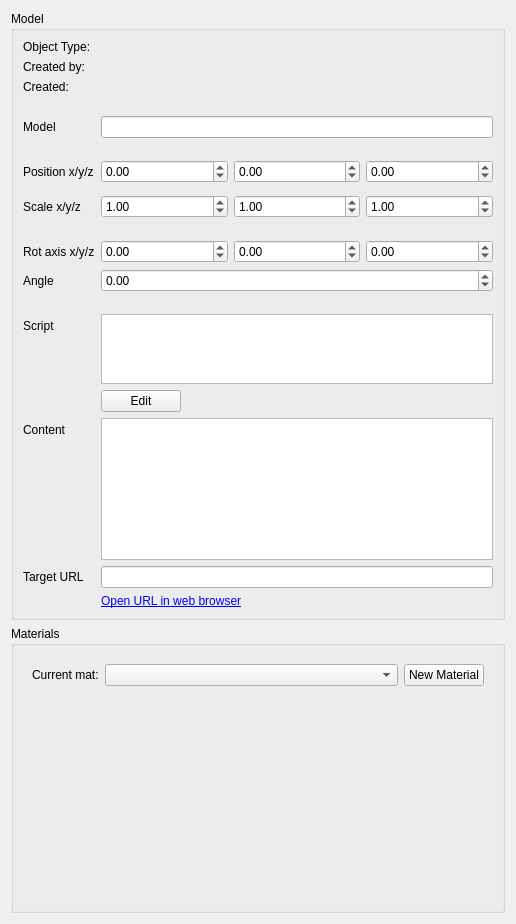
Qt form gui_client/ObjectEditor.ui (shipilovden/substrata-metasiberia) before a commit.
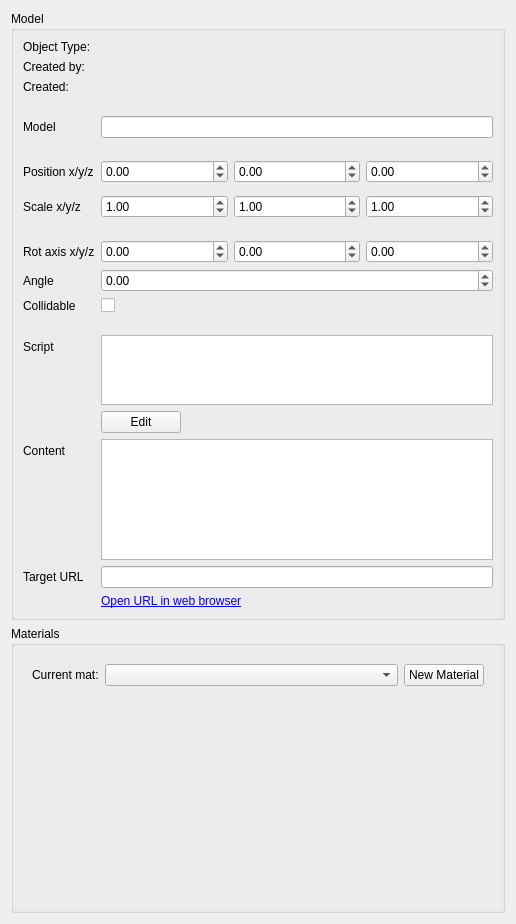
The same form after that commit. Custom widgets are drawn as their Qt base class.

Commit message: Removing instance on object deletion. Adding physics objects for instances. Added env.num_instances for scripts. Allowing selecting of instances, but made it so it selects the prototype object. Added flags uint32 to WorldObject, including the COLLIDABLE_FLAG. Added collidable checkbox to object editor.

```diff
--- a/gui_client/ObjectEditor.ui
+++ b/gui_client/ObjectEditor.ui
@@ -327,7 +327,7 @@
         </property>
        </widget>
       </item>
-      <item row="12" column="1">
+      <item row="13" column="1">
        <spacer name="verticalSpacer_3">
         <property name="orientation">
          <enum>Qt::Vertical</enum>
@@ -343,21 +343,21 @@
         </property>
        </spacer>
       </item>
-      <item row="13" column="0">
+      <item row="14" column="0">
        <widget class="QLabel" name="label_9">
         <property name="text">
          <string>Script</string>
         </property>
        </widget>
       </item>
-      <item row="15" column="0">
+      <item row="16" column="0">
        <widget class="QLabel" name="label_12">
         <property name="text">
          <string>Content</string>
         </property>
        </widget>
       </item>
-      <item row="15" column="1">
+      <item row="16" column="1">
        <widget class="QTextEdit" name="contentTextEdit">
         <property name="minimumSize">
          <size>
@@ -367,17 +367,17 @@
         </property>
        </widget>
       </item>
-      <item row="16" column="0">
+      <item row="17" column="0">
        <widget class="QLabel" name="targetURLLabel">
         <property name="text">
          <string>Target URL</string>
         </property>
        </widget>
       </item>
-      <item row="16" column="1">
-       <widget class="QLineEdit" name="targetURLLineEdit"/>
-      </item>
       <item row="17" column="1">
+       <widget class="QLineEdit" name="targetURLLineEdit"/>
+      </item>
+      <item row="18" column="1">
        <widget class="QLabel" name="visitURLLabel">
         <property name="text">
          <string>&lt;a href=&quot;#boo&quot;&gt;Open URL in web browser&lt;/a&gt;</string>
@@ -411,7 +411,7 @@
         </property>
        </widget>
       </item>
-      <item row="13" column="1">
+      <item row="14" column="1">
        <widget class="QWidget" name="widget_5" native="true">
         <layout class="QVBoxLayout" name="verticalLayout_2">
          <property name="spacing">
@@ -464,6 +464,20 @@
         </layout>
        </widget>
       </item>
+      <item row="12" column="1">
+       <widget class="QCheckBox" name="collidableCheckBox">
+        <property name="text">
+         <string/>
+        </property>
+       </widget>
+      </item>
+      <item row="12" column="0">
+       <widget class="QLabel" name="label_6">
+        <property name="text">
+         <string>Collidable</string>
+        </property>
+       </widget>
+      </item>
      </layout>
     </widget>
    </item>
```
The commit also changes 9 other files.
